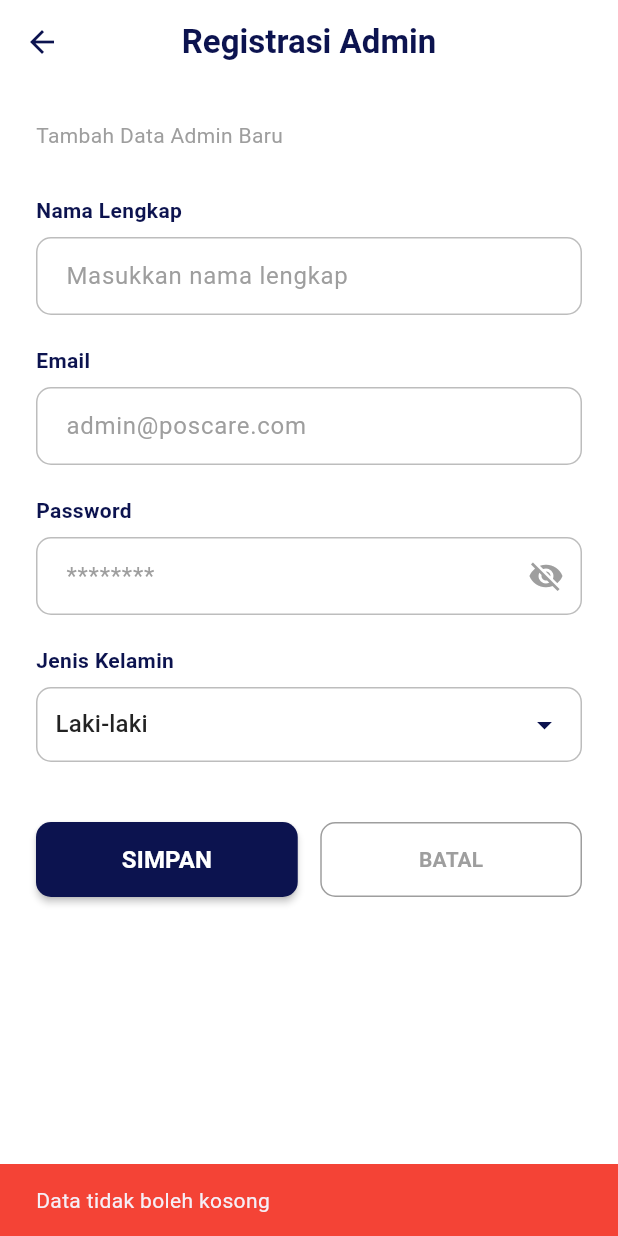
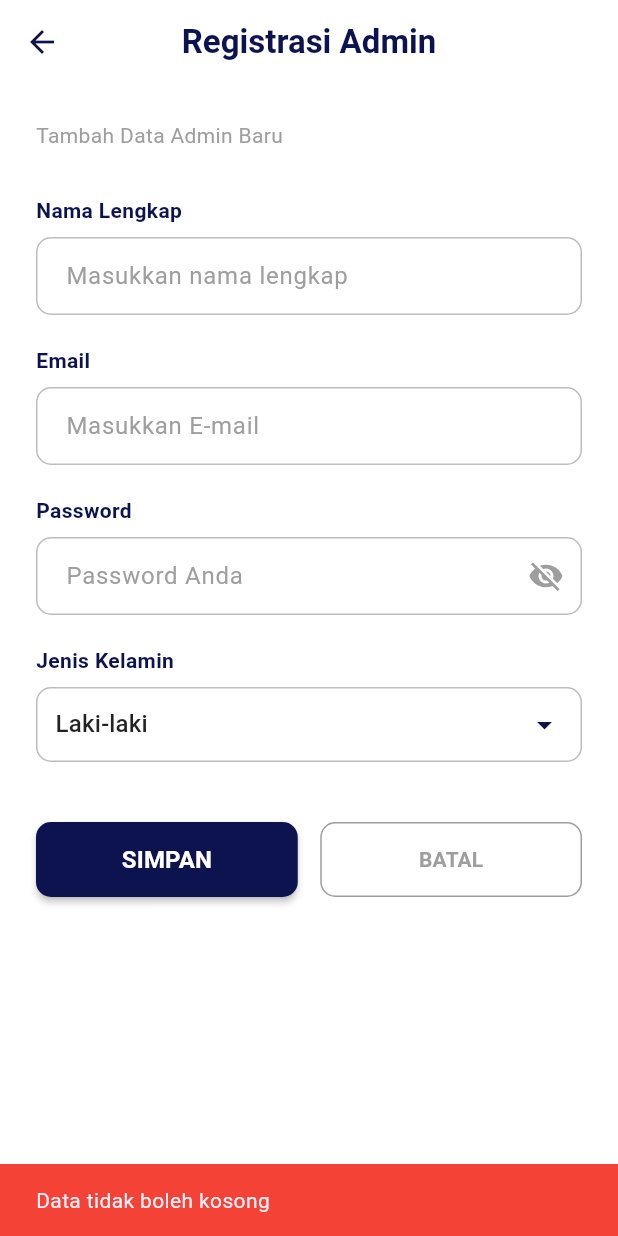
Before and after one commit to Wazozky345/poscare-app, a Flutter app: the RegistrationPage screen opened directly, after a tap on "SIMPAN", on a phone screen of 412 x 824 dp. Run offline on Flutter 3.47's test engine with Material 3 defaults, Android fonts, the phone set to English and light mode, and no system bars; our stand-ins replace cloud_firestore, firebase_auth, firebase_core, image_picker, pdf, printing; accounts and stored records are empty; Roboto replaces fonts that are missing (Sans).

Commit message:
Update: Integrasi Firebase Auth dan Firestore pada fitur Admin (Login, Registrasi, Dashboard)

```diff
--- a/lib/admin_features/screens/Halaman_Login/registration_page.dart
+++ b/lib/admin_features/screens/Halaman_Login/registration_page.dart
@@ -1,10 +1,11 @@
 import 'package:flutter/material.dart';
+import 'package:firebase_auth/firebase_auth.dart'; // 1. IMPORT FIREBASE AUTH
+import 'package:cloud_firestore/cloud_firestore.dart'; // 2. IMPORT FIRESTORE
 
-// --- IMPORT WARNA ADMIN (BIAR SERAGAM) ---
+// --- IMPORT WARNA ADMIN ---
 import 'package:poscare/admin_features/core/admin_colors.dart';
 
-// --- IMPORT CONFIG (BUAT DATA DUMMY) ---
-// Pastikan path ini bener sesuai folder lu
+// --- IMPORT CONFIG ---
 import '../config.dart';
 
 class RegistrationPage extends StatefulWidget {
@@ -18,18 +19,16 @@ class _RegistrationPageState extends State<RegistrationPage> {
   final _emailCtl = TextEditingController();
   final _passCtl = TextEditingController();
   String _jenisKelamin = 'Laki-laki';
-  bool _isPasswordVisible = false; // Biar bisa liat password
+  bool _isPasswordVisible = false;
+  bool _isLoading = false; // 3. STATE LOADING
 
   @override
   Widget build(BuildContext context) {
     return Scaffold(
       backgroundColor: Colors.white,
-
-      // --- APP BAR SIMPEL ---
       appBar: AppBar(
         backgroundColor: Colors.white,
         elevation: 0,
-        // Tombol Back Navy
         leading: IconButton(
           icon: const Icon(Icons.arrow_back, color: AdminColors.primary),
           onPressed: () => Navigator.pop(context),
@@ -40,23 +39,17 @@ class _RegistrationPageState extends State<RegistrationPage> {
         ),
         centerTitle: true,
       ),
-
       body: SingleChildScrollView(
         padding: const EdgeInsets.all(24),
         child: Column(
           crossAxisAlignment: CrossAxisAlignment.start,
           children: [
-            // Header Kecil
             const Text(
               "Tambah Data Admin Baru",
-              style: TextStyle(
-                color: AdminColors.textGrey,
-                fontSize: 14,
-              ),
+              style: TextStyle(color: AdminColors.textGrey, fontSize: 14),
             ),
             const SizedBox(height: 30),
 
-            // --- INPUT NAMA ---
             _buildLabel("Nama Lengkap"),
             TextField(
               controller: _namaCtl,
@@ -64,21 +57,19 @@ class _RegistrationPageState extends State<RegistrationPage> {
             ),
             const SizedBox(height: 20),
 
-            // --- INPUT EMAIL ---
             _buildLabel("Email"),
             TextField(
               controller: _emailCtl,
               keyboardType: TextInputType.emailAddress,
-              decoration: _inputDecoration(hint: "admin@poscare.com"),
+              decoration: _inputDecoration(hint: "Masukkan E-mail"),
             ),
             const SizedBox(height: 20),
 
-            // --- INPUT PASSWORD ---
             _buildLabel("Password"),
             TextField(
               controller: _passCtl,
               obscureText: !_isPasswordVisible,
-              decoration: _inputDecoration(hint: "********").copyWith(
+              decoration: _inputDecoration(hint: "Password Anda").copyWith(
                 suffixIcon: IconButton(
                   icon: Icon(
                     _isPasswordVisible ? Icons.visibility : Icons.visibility_off,
@@ -90,13 +81,12 @@ class _RegistrationPageState extends State<RegistrationPage> {
             ),
             const SizedBox(height: 20),
 
-            // --- INPUT JENIS KELAMIN ---
             _buildLabel("Jenis Kelamin"),
             Container(
               padding: const EdgeInsets.symmetric(horizontal: 12),
               decoration: BoxDecoration(
                 borderRadius: BorderRadius.circular(10),
-                border: Border.all(color: Colors.grey.shade400), // Border abu biar gak kaku
+                border: Border.all(color: Colors.grey.shade400),
               ),
               child: DropdownButtonHideUnderline(
                 child: DropdownButton<String>(
@@ -119,18 +109,19 @@ class _RegistrationPageState extends State<RegistrationPage> {
             // --- TOMBOL AKSI ---
             Row(
               children: [
-                // TOMBOL SIMPAN (NAVY)
                 Expanded(
                   child: SizedBox(
                     height: 50,
                     child: ElevatedButton(
-                      onPressed: _handleSimpan,
+                      onPressed: _isLoading ? null : _handleSimpan, // Nonaktifkan jika loading
                       style: ElevatedButton.styleFrom(
-                        backgroundColor: AdminColors.primary, // Warna Navy
+                        backgroundColor: AdminColors.primary,
                         shape: RoundedRectangleBorder(borderRadius: BorderRadius.circular(10)),
                         elevation: 2,
                       ),
-                      child: const Text(
+                      child: _isLoading
+                        ? const SizedBox(height: 20, width: 20, child: CircularProgressIndicator(color: Colors.white, strokeWidth: 2))
+                        : const Text(
                             "SIMPAN",
                             style: TextStyle(fontWeight: FontWeight.bold, color: Colors.white, fontSize: 16),
                           ),
@@ -138,7 +129,6 @@ class _RegistrationPageState extends State<RegistrationPage> {
                   ),
                 ),
                 const SizedBox(width: 15),
-                // TOMBOL BATAL (ABU)
                 Expanded(
                   child: SizedBox(
                     height: 50,
@@ -148,10 +138,7 @@ class _RegistrationPageState extends State<RegistrationPage> {
                         side: const BorderSide(color: Colors.grey),
                         shape: RoundedRectangleBorder(borderRadius: BorderRadius.circular(10)),
                       ),
-                      child: const Text(
-                        "BATAL",
-                        style: TextStyle(fontWeight: FontWeight.bold, color: Colors.grey),
-                      ),
+                      child: const Text("BATAL", style: TextStyle(fontWeight: FontWeight.bold, color: Colors.grey)),
                     ),
                   ),
                 ),
@@ -163,19 +150,11 @@ class _RegistrationPageState extends State<RegistrationPage> {
     );
   }
 
-  // --- WIDGET HELPER (Biar Kodingan Bersih) ---
-
+  // --- WIDGET HELPER ---
   Widget _buildLabel(String text) {
     return Padding(
       padding: const EdgeInsets.only(bottom: 8),
-      child: Text(
-        text,
-        style: const TextStyle(
-          color: AdminColors.primary,
-          fontWeight: FontWeight.bold,
-          fontSize: 14
-        ),
-      ),
+      child: Text(text, style: const TextStyle(color: AdminColors.primary, fontWeight: FontWeight.bold, fontSize: 14)),
     );
   }
 
@@ -185,18 +164,13 @@ class _RegistrationPageState extends State<RegistrationPage> {
       hintStyle: const TextStyle(color: Colors.grey),
       contentPadding: const EdgeInsets.symmetric(horizontal: 16, vertical: 14),
       border: OutlineInputBorder(borderRadius: BorderRadius.circular(10)),
-      enabledBorder: OutlineInputBorder(
-        borderRadius: BorderRadius.circular(10),
-        borderSide: BorderSide(color: Colors.grey.shade400),
-      ),
-      focusedBorder: OutlineInputBorder(
-        borderRadius: BorderRadius.circular(10),
-        borderSide: const BorderSide(color: AdminColors.primary, width: 2), // Fokus jadi Navy
-      ),
+      enabledBorder: OutlineInputBorder(borderRadius: BorderRadius.circular(10), borderSide: BorderSide(color: Colors.grey.shade400)),
+      focusedBorder: OutlineInputBorder(borderRadius: BorderRadius.circular(10), borderSide: const BorderSide(color: AdminColors.primary, width: 2)),
     );
   }
 
-  void _handleSimpan() {
+  // --- LOGIKA SIMPAN KE FIREBASE ---
+  Future<void> _handleSimpan() async {
     if (_namaCtl.text.isEmpty || _emailCtl.text.isEmpty || _passCtl.text.isEmpty) {
       ScaffoldMessenger.of(context).showSnackBar(
         const SnackBar(content: Text("Data tidak boleh kosong"), backgroundColor: Colors.red),
@@ -204,21 +178,41 @@ class _RegistrationPageState extends State<RegistrationPage> {
       return;
     }
 
-    // --- LOGIKA SIMPAN DUMMY (SESUAI REQUEST) ---
-    databaseUser.add({
-      'username': _emailCtl.text,
-      'password': _passCtl.text,
-      'nama': _namaCtl.text,
-      'role': 'Admin',
+    setState(() => _isLoading = true);
+
+    try {
+      // 1. BUAT AKUN DI FIREBASE AUTH
+      UserCredential userCredential = await FirebaseAuth.instance.createUserWithEmailAndPassword(
+        email: _emailCtl.text.trim(),
+        password: _passCtl.text.trim(),
+      );
+
+      // 2. SIMPAN DETAIL PROFIL KE CLOUD FIRESTORE
+      await FirebaseFirestore.instance.collection('users').doc(userCredential.user!.uid).set({
+        'uid': userCredential.user!.uid,
+        'nama': _namaCtl.text.trim(),
+        'email': _emailCtl.text.trim(),
+        'role': 'Admin', // Memberi tanda bahwa ini akun admin
         'jk': _jenisKelamin,
+        'createdAt': DateTime.now(),
       });
 
+      if (mounted) {
         ScaffoldMessenger.of(context).showSnackBar(
-      const SnackBar(
-        content: Text("Data Admin Berhasil Ditambahkan!"),
-        backgroundColor: AdminColors.menuOrtu, // Hijau
-      ),
+          const SnackBar(content: Text("Akun Admin Berhasil Dibuat!"), backgroundColor: Colors.green),
         );
-    Navigator.pop(context);
+        Navigator.pop(context); // Kembali ke Login
+      }
+    } on FirebaseAuthException catch (e) {
+      String msg = "Gagal registrasi";
+      if (e.code == 'email-already-in-use') msg = "Email sudah digunakan!";
+      if (e.code == 'weak-password') msg = "Password terlalu lemah!";
+
+      ScaffoldMessenger.of(context).showSnackBar(SnackBar(content: Text(msg), backgroundColor: Colors.red));
+    } catch (e) {
+      ScaffoldMessenger.of(context).showSnackBar(SnackBar(content: Text("Error: $e")));
+    } finally {
+      if (mounted) setState(() => _isLoading = false);
     }
   }
+}
--- a/lib/admin_features/screens/Pengaturan_akun/form_pengaturan_akun_page.dart
+++ b/lib/admin_features/screens/Pengaturan_akun/form_pengaturan_akun_page.dart
@@ -81,7 +81,7 @@ class _FormPengaturanAkunPageState extends State<FormPengaturanAkunPage> {
               label: "Email",
               controller: emailCtl,
               icon: Icons.email_outlined,
-              hint: "admin@poscare.com",
+              hint: "E-mail Anda",
               keyboardType: TextInputType.emailAddress,
             ),
             const SizedBox(height: 20),
@@ -91,7 +91,7 @@ class _FormPengaturanAkunPageState extends State<FormPengaturanAkunPage> {
               label: "Password",
               controller: passwordCtl,
               icon: Icons.lock_outline,
-              hint: "********",
+              hint: "Password Anda",
               isPassword: true,
             ),
             const SizedBox(height: 20),
--- a/lib/user_features/screens/Login_page/login_screen.dart
+++ b/lib/user_features/screens/Login_page/login_screen.dart
@@ -125,7 +125,7 @@ class _LoginScreenState extends State<LoginScreen> {
                 controller: _emailController,
                 keyboardType: TextInputType.emailAddress, // Keyboard @
                 decoration: InputDecoration(
-                  hintText: 'user@gmail.com',
+                  hintText: 'Masukkan E-mail',
                   border: OutlineInputBorder(borderRadius: BorderRadius.circular(10)),
                   focusedBorder: OutlineInputBorder(borderRadius: BorderRadius.circular(10), borderSide: const BorderSide(color: AppColors.primaryColor, width: 2)),
                 ),
@@ -138,7 +138,7 @@ class _LoginScreenState extends State<LoginScreen> {
                 controller: _passwordController,
                 obscureText: !_isPasswordVisible,
                 decoration: InputDecoration(
-                  hintText: '********',
+                  hintText: 'Masukkan Password',
                   border: OutlineInputBorder(borderRadius: BorderRadius.circular(10)),
                   focusedBorder: OutlineInputBorder(borderRadius: BorderRadius.circular(10), borderSide: const BorderSide(color: AppColors.primaryColor, width: 2)),
                   suffixIcon: IconButton(
```
Also changed, not shown: lib/admin_features/Dashboard/dashboard_page.dart (+163 -192 lines), lib/admin_features/screens/Halaman_Login/admin_login_screen.dart (+57 -15 lines). Lines whose indentation alone changed are shown as unchanged.
